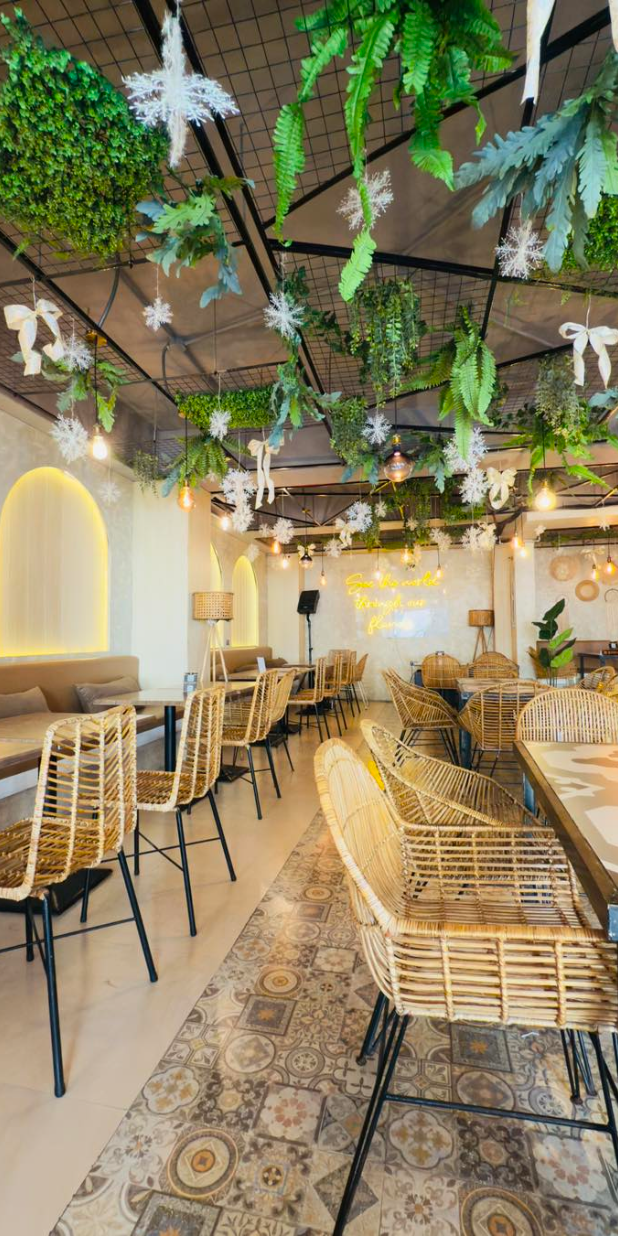
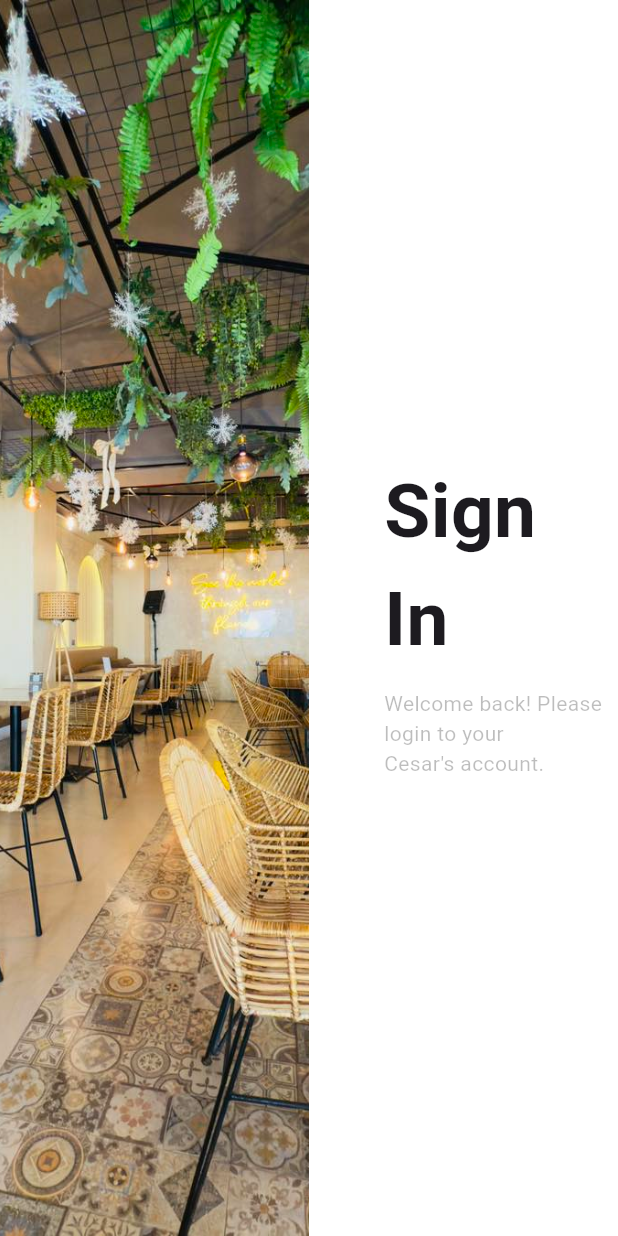
Before and after one commit to Quanby-OJT/Mobile-POS, a Flutter app: the screen it shows after launch, on a phone screen of 412 x 824 dp. Run offline on Flutter 3.47's test engine with Material 3 defaults, Android fonts, the phone set to English and light mode, and no system bars.

Commit message:
Add login label

```diff
--- a/lib/views/login_page.dart
+++ b/lib/views/login_page.dart
@@ -25,6 +25,47 @@ class _LoginPageState extends State<LoginPage> {
               ),
             )
           ),
+          Expanded(
+            flex: 4,
+            child: Container(
+              decoration: BoxDecoration(
+                color: Colors.white
+              ),
+              child: Form(
+                child: Column(
+                  crossAxisAlignment: CrossAxisAlignment.center,
+                  mainAxisAlignment: MainAxisAlignment.center,
+                  children: [
+                    Padding(
+                      padding: EdgeInsets.only(bottom: 10, left: 50),
+                      child: Align(
+                        alignment: Alignment.centerLeft,
+                        child: Text(
+                          'Sign In',
+                          style: TextStyle(
+                            fontSize: 50,
+                            fontWeight: FontWeight.bold
+                          ),
+                          ),
+                      ),
+                    ),
+                    Padding(
+                      padding: EdgeInsets.only(left: 50 ),
+                      child: Align(
+                        alignment: Alignment.centerLeft,
+                        child: Text(
+                          "Welcome back! Please login to your \nCesar's account.",
+                          style: TextStyle(
+                            color: Colors.black26
+                          ),
+                          ),
+                      ),
+                    ),
+                  ],
+                )
+              ),
+            )
+            )
         ],
       ),
     );
```
